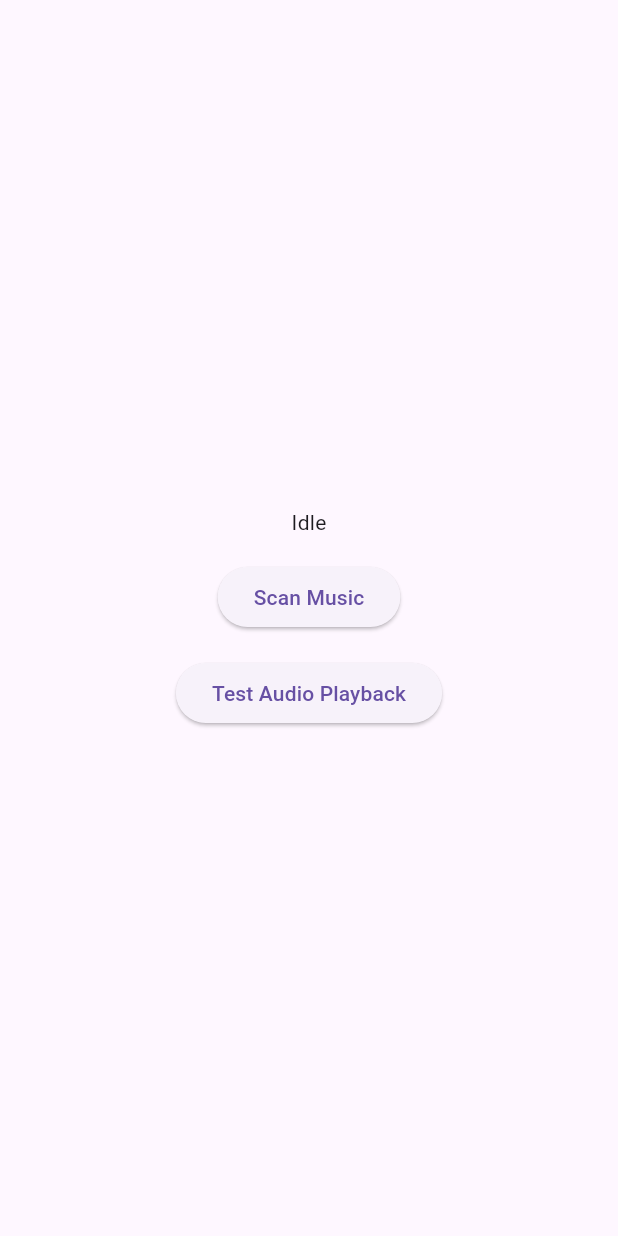
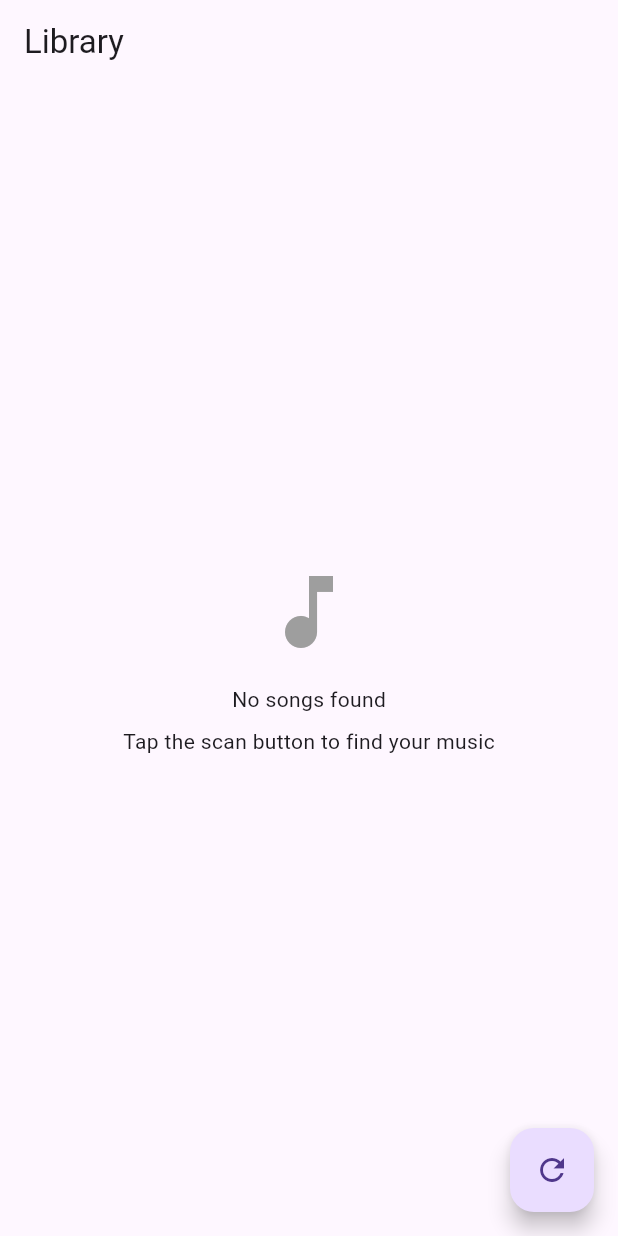
Before and after one commit to frankline-onguti/pulse-music, a Flutter app: the screen it shows after launch, on a phone screen of 412 x 824 dp. Run offline on Flutter 3.47's test engine with Material 3 defaults, Android fonts, the phone set to English and light mode, and no system bars; our stand-ins replace audio_service, flutter_riverpod, just_audio, permission_handler, sqflite; accounts and stored records are empty.

Commit message:
feat: add library screen with song list and playback

```diff
--- /dev/null
+++ b/lib/features/library/library_page.dart
@@ -0,0 +1,120 @@
+import 'package:flutter/material.dart';
+import 'package:flutter_riverpod/flutter_riverpod.dart';
+import 'package:audio_service/audio_service.dart';
+import 'library_provider.dart';
+import '../../main.dart';
+import '../../core/scanner/music_scanner.dart';
+import '../../core/scanner/permission_service.dart';
+import '../../core/database/song_repository.dart';
+
+class LibraryPage extends ConsumerStatefulWidget {
+  const LibraryPage({super.key});
+
+  @override
+  ConsumerState<LibraryPage> createState() => _LibraryPageState();
+}
+
+class _LibraryPageState extends ConsumerState<LibraryPage> {
+  bool _isScanning = false;
+
+  Future<void> _scanMusic() async {
+    setState(() => _isScanning = true);
+
+    try {
+      final granted = await PermissionService.requestAudioPermission();
+      if (!granted) {
+        if (mounted) {
+          ScaffoldMessenger.of(context).showSnackBar(
+            const SnackBar(content: Text('Permission denied')),
+          );
+        }
+        return;
+      }
+
+      final songs = await MusicScanner.scan();
+      await SongRepository.insertSongs(songs);
+
+      // Refresh the library
+      ref.invalidate(libraryProvider);
+
+      if (mounted) {
+        ScaffoldMessenger.of(context).showSnackBar(
+          SnackBar(content: Text('Scanned ${songs.length} songs')),
+        );
+      }
+    } catch (e) {
+      if (mounted) {
+        ScaffoldMessenger.of(context).showSnackBar(
+          SnackBar(content: Text('Error: $e')),
+        );
+      }
+    } finally {
+      setState(() => _isScanning = false);
+    }
+  }
+
+  @override
+  Widget build(BuildContext context) {
+    final library = ref.watch(libraryProvider);
+
+    return Scaffold(
+      appBar: AppBar(
+        title: const Text('Library'),
+      ),
+      body: library.when(
+        loading: () => const Center(child: CircularProgressIndicator()),
+        error: (e, _) => Center(child: Text(e.toString())),
+        data: (songs) {
+          if (songs.isEmpty) {
+            return const Center(
+              child: Column(
+                mainAxisSize: MainAxisSize.min,
+                children: [
+                  Icon(Icons.music_note, size: 64, color: Colors.grey),
+                  SizedBox(height: 16),
+                  Text('No songs found'),
+                  SizedBox(height: 8),
+                  Text('Tap the scan button to find your music'),
+                ],
+              ),
+            );
+          }
+
+          return ListView.separated(
+            itemCount: songs.length,
+            separatorBuilder: (context, index) => const Divider(height: 1),
+            itemBuilder: (context, index) {
+              final song = songs[index];
+
+              return ListTile(
+                title: Text(song['title']),
+                subtitle: Text(song['artist']),
+                trailing: const Icon(Icons.play_arrow),
+                onTap: () {
+                  audioHandler.playSong(
+                    song['path'],
+                    MediaItem(
+                      id: song['id'],
+                      title: song['title'],
+                      artist: song['artist'],
+                    ),
+                  );
+                },
+              );
+            },
+          );
+        },
+      ),
+      floatingActionButton: FloatingActionButton(
+        onPressed: _isScanning ? null : _scanMusic,
+        child: _isScanning
+            ? const SizedBox(
+                width: 20,
+                height: 20,
+                child: CircularProgressIndicator(strokeWidth: 2),
+              )
+            : const Icon(Icons.refresh),
+      ),
+    );
+  }
+}
--- /dev/null
+++ b/lib/features/library/library_provider.dart
@@ -0,0 +1,6 @@
+import 'package:flutter_riverpod/flutter_riverpod.dart';
+import 'library_repository.dart';
+
+final libraryProvider = FutureProvider((ref) async {
+  return LibraryRepository.fetchSongs();
+});
--- /dev/null
+++ b/lib/features/library/library_repository.dart
@@ -0,0 +1,14 @@
+import '../../core/database/database_service.dart';
+
+class LibraryRepository {
+  static Future<List<Map<String, dynamic>>> fetchSongs() async {
+    final db = await DatabaseService.database;
+
+    return db.rawQuery('''
+      SELECT songs.id, songs.title, artists.name AS artist, songs.path
+      FROM songs
+      JOIN artists ON songs.artist_id = artists.id
+      ORDER BY songs.title COLLATE NOCASE
+    ''');
+  }
+}
--- a/lib/main.dart
+++ b/lib/main.dart
@@ -7,6 +7,7 @@ import 'core/database/song_repository.dart';
 import 'core/database/database_service.dart';
 import 'core/audio/audio_handler.dart';
 import 'pages/audio_test_page.dart';
+import 'features/library/library_page.dart';
 
 late final PulseAudioHandler audioHandler;
 
@@ -32,7 +33,7 @@ class PulseApp extends StatelessWidget {
   Widget build(BuildContext context) {
     return MaterialApp(
       debugShowCheckedModeBanner: false,
-      home: const ScanTestPage(),
+      home: const LibraryPage(),
     );
   }
 }
```
